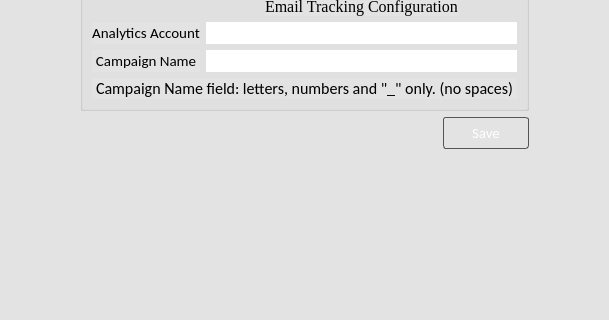
adamnBlack/pyqt_monster, file ui/gui.ui: the form before one commit; both pictures show x 298 to 907 and y 86 to 406 of the 1211 by 870 pixel window.
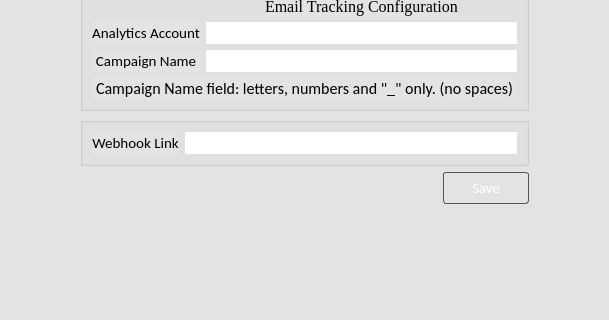
The form after the commit. The open tabs and pages were chosen to show the change. Icons and pictures are not drawn.

Commit message: webhook implemented

```diff
--- a/ui/gui.ui
+++ b/ui/gui.ui
@@ -2138,7 +2138,7 @@
           </layout>
          </widget>
         </item>
-        <item row="3" column="2">
+        <item row="4" column="2">
          <widget class="QPushButton" name="pushButton_configuration_save">
           <property name="enabled">
            <bool>true</bool>
@@ -2188,20 +2188,7 @@
           </property>
          </widget>
         </item>
-        <item row="5" column="2">
-         <spacer name="verticalSpacer_3">
-          <property name="orientation">
-           <enum>Qt::Vertical</enum>
-          </property>
-          <property name="sizeHint" stdset="0">
-           <size>
-            <width>20</width>
-            <height>40</height>
-           </size>
-          </property>
-         </spacer>
-        </item>
-        <item row="3" column="1">
+        <item row="4" column="1">
          <spacer name="horizontalSpacer_3">
           <property name="orientation">
            <enum>Qt::Horizontal</enum>
@@ -2227,7 +2214,7 @@
           </property>
          </spacer>
         </item>
-        <item row="3" column="3">
+        <item row="4" column="3">
          <spacer name="horizontalSpacer_5">
           <property name="orientation">
            <enum>Qt::Horizontal</enum>
@@ -2240,6 +2227,63 @@
           </property>
          </spacer>
         </item>
+        <item row="6" column="2">
+         <spacer name="verticalSpacer_3">
+          <property name="orientation">
+           <enum>Qt::Vertical</enum>
+          </property>
+          <property name="sizeHint" stdset="0">
+           <size>
+            <width>20</width>
+            <height>40</height>
+           </size>
+          </property>
+         </spacer>
+        </item>
+        <item row="3" column="1" colspan="2">
+         <widget class="QGroupBox" name="groupBox_10">
+          <property name="title">
+           <string/>
+          </property>
+          <layout class="QGridLayout" name="gridLayout_16">
+           <item row="0" column="1">
+            <widget class="QLineEdit" name="lineEdit_webhook_link">
+             <property name="font">
+              <font>
+               <family>Calibri</family>
+               <pointsize>11</pointsize>
+              </font>
+             </property>
+             <property name="styleSheet">
+              <string notr="true">background-color: rgb(255, 255, 255);</string>
+             </property>
+             <property name="frame">
+              <bool>false</bool>
+             </property>
+             <property name="alignment">
+              <set>Qt::AlignCenter</set>
+             </property>
+            </widget>
+           </item>
+           <item row="0" column="0">
+            <widget class="QLabel" name="label_10">
+             <property name="font">
+              <font>
+               <family>Calibri</family>
+               <pointsize>11</pointsize>
+              </font>
+             </property>
+             <property name="text">
+              <string>Webhook Link</string>
+             </property>
+             <property name="alignment">
+              <set>Qt::AlignCenter</set>
+             </property>
+            </widget>
+           </item>
+          </layout>
+         </widget>
+        </item>
        </layout>
       </widget>
      </widget>
```
Left out of the diff: 1059 changed lines with no effect on the pictures. The commit also changes 14 other files.
